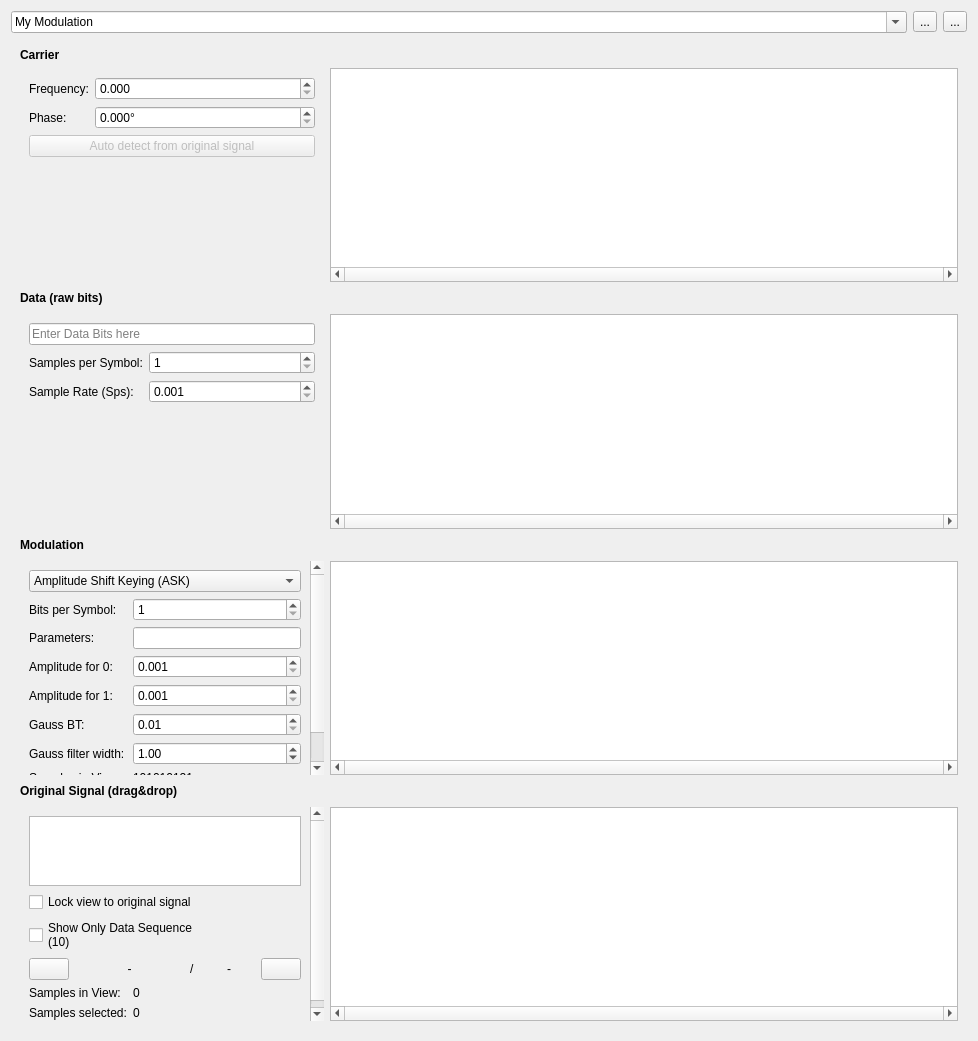
Qt form data/ui/modulation.ui (jopohl/urh) before a commit.
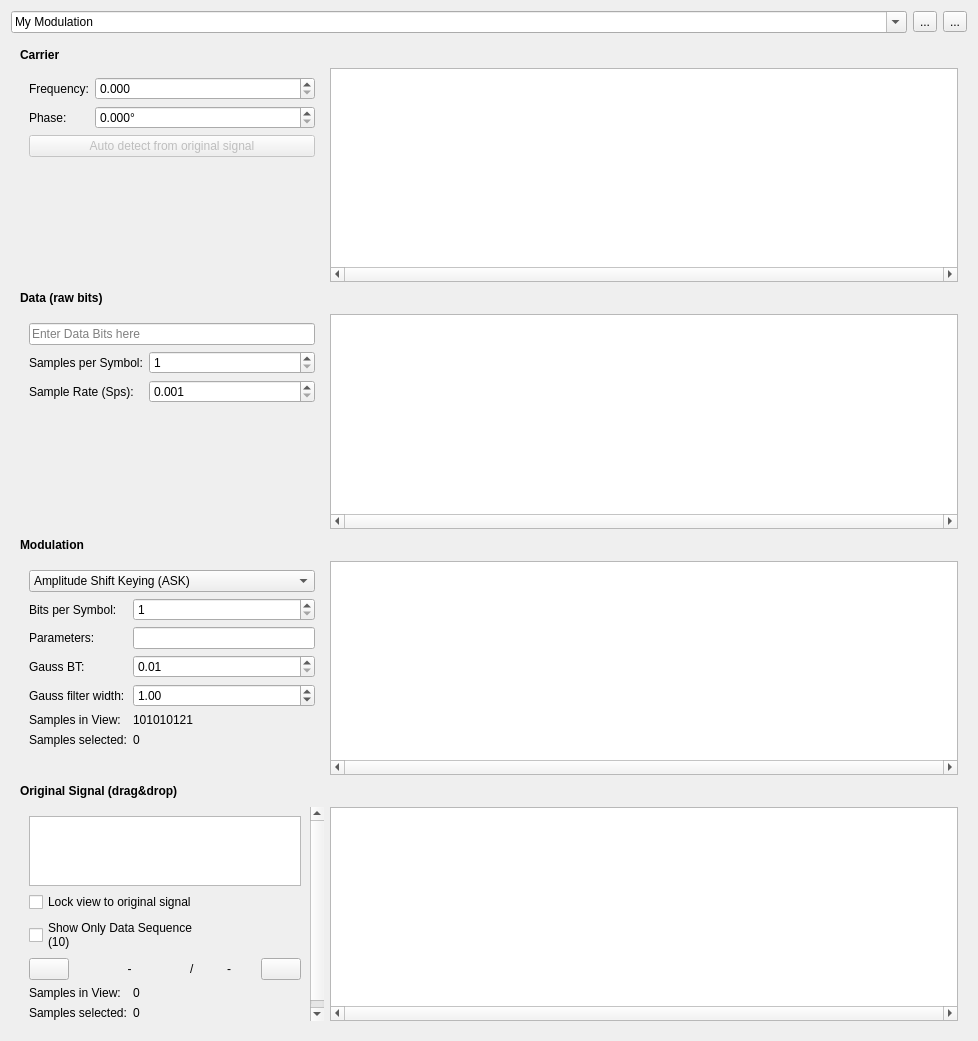
The same form after that commit. Icons and pictures are not drawn. Custom widgets are drawn as their Qt base class.

Diff of the .ui file:
```diff
--- a/data/ui/modulation.ui
+++ b/data/ui/modulation.ui
@@ -614,54 +614,33 @@
           <property name="geometry">
            <rect>
             <x>0</x>
-            <y>0</y>
+            <y>-40</y>
             <width>346</width>
-            <height>371</height>
+            <height>285</height>
            </rect>
           </property>
           <layout class="QGridLayout" name="gridLayout_3">
-           <item row="5" column="1">
-            <widget class="QDoubleSpinBox" name="spinBoxGaussBT">
-             <property name="minimum">
-              <double>0.010000000000000</double>
+           <item row="4" column="0">
+            <widget class="QLabel" name="lGaussWidth">
+             <property name="text">
+              <string>Gauss filter width:</string>
              </property>
-             <property name="maximum">
-              <double>0.990000000000000</double>
-             </property>
-             <property name="singleStep">
-              <double>0.010000000000000</double>
+            </widget>
+           </item>
+           <item row="3" column="0">
+            <widget class="QLabel" name="lGaussBT">
+             <property name="text">
+              <string>Gauss BT:</string>
              </property>
             </widget>
            </item>
            <item row="6" column="1">
-            <widget class="QDoubleSpinBox" name="spinBoxGaussFilterWidth">
-             <property name="minimum">
-              <double>0.010000000000000</double>
-             </property>
-             <property name="maximum">
-              <double>100.000000000000000</double>
-             </property>
-             <property name="singleStep">
-              <double>0.010000000000000</double>
-             </property>
-             <property name="value">
-              <double>1.000000000000000</double>
+            <widget class="QLabel" name="lModulatedSelectedSamples">
+             <property name="text">
+              <string>0</string>
              </property>
             </widget>
            </item>
-           <item row="9" column="0">
-            <spacer name="verticalSpacer_4">
-             <property name="orientation">
-              <enum>Qt::Vertical</enum>
-             </property>
-             <property name="sizeHint" stdset="0">
-              <size>
-               <width>20</width>
-               <height>40</height>
-              </size>
-             </property>
-            </spacer>
-           </item>
            <item row="1" column="0">
             <widget class="QLabel" name="labelBitsPerSymbol">
              <property name="text">
@@ -669,7 +648,7 @@
              </property>
             </widget>
            </item>
-           <item row="7" column="1">
+           <item row="5" column="1">
             <widget class="QLabel" name="lSamplesInViewModulated">
              <property name="sizePolicy">
               <sizepolicy hsizetype="Preferred" vsizetype="Maximum">
@@ -685,23 +664,43 @@
              </property>
             </widget>
            </item>
-           <item row="3" column="0">
-            <widget class="QLabel" name="lParameterfor0">
-             <property name="sizePolicy">
-              <sizepolicy hsizetype="Maximum" vsizetype="Preferred">
-               <horstretch>0</horstretch>
-               <verstretch>0</verstretch>
-              </sizepolicy>
-             </property>
-             <property name="text">
-              <string>Amplitude for 0:</string>
+           <item row="2" column="1">
+            <widget class="QLineEdit" name="lineEditParameters">
+             <property name="clearButtonEnabled">
+              <bool>false</bool>
              </property>
             </widget>
            </item>
            <item row="6" column="0">
-            <widget class="QLabel" name="lGaussWidth">
+            <widget class="QLabel" name="label_9">
              <property name="text">
-              <string>Gauss filter width:</string>
+              <string>Samples selected:</string>
+             </property>
+            </widget>
+           </item>
+           <item row="7" column="1">
+            <spacer name="verticalSpacer">
+             <property name="orientation">
+              <enum>Qt::Vertical</enum>
+             </property>
+             <property name="sizeHint" stdset="0">
+              <size>
+               <width>20</width>
+               <height>40</height>
+              </size>
+             </property>
+            </spacer>
+           </item>
+           <item row="5" column="0">
+            <widget class="QLabel" name="lSamplesInViewModulatedText">
+             <property name="sizePolicy">
+              <sizepolicy hsizetype="Maximum" vsizetype="Preferred">
+               <horstretch>0</horstretch>
+               <verstretch>0</verstretch>
+              </sizepolicy>
+             </property>
+             <property name="text">
+              <string>Samples in View:</string>
              </property>
             </widget>
            </item>
@@ -715,77 +714,41 @@
              </property>
             </widget>
            </item>
-           <item row="7" column="0">
-            <widget class="QLabel" name="lSamplesInViewModulatedText">
-             <property name="sizePolicy">
-              <sizepolicy hsizetype="Maximum" vsizetype="Preferred">
-               <horstretch>0</horstretch>
-               <verstretch>0</verstretch>
-              </sizepolicy>
-             </property>
+           <item row="2" column="0">
+            <widget class="QLabel" name="labelParameters">
              <property name="text">
-              <string>Samples in View:</string>
+              <string>Parameters:</string>
              </property>
             </widget>
            </item>
-           <item row="8" column="0">
-            <widget class="QLabel" name="label_9">
-             <property name="text">
-              <string>Samples selected:</string>
+           <item row="3" column="1">
+            <widget class="QDoubleSpinBox" name="spinBoxGaussBT">
+             <property name="minimum">
+              <double>0.010000000000000</double>
              </property>
-            </widget>
-           </item>
-           <item row="4" column="0">
-            <widget class="QLabel" name="lParameterfor1">
-             <property name="sizePolicy">
-              <sizepolicy hsizetype="Maximum" vsizetype="Preferred">
-               <horstretch>0</horstretch>
-               <verstretch>0</verstretch>
-              </sizepolicy>
+             <property name="maximum">
+              <double>0.990000000000000</double>
              </property>
-             <property name="text">
-              <string>Amplitude for 1:</string>
+             <property name="singleStep">
+              <double>0.010000000000000</double>
              </property>
             </widget>
            </item>
            <item row="4" column="1">
-            <widget class="KillerDoubleSpinBox" name="spinBoxParameter1">
-             <property name="sizePolicy">
-              <sizepolicy hsizetype="Preferred" vsizetype="Preferred">
-               <horstretch>0</horstretch>
-               <verstretch>0</verstretch>
-              </sizepolicy>
-             </property>
-             <property name="decimals">
-              <number>3</number>
-             </property>
+            <widget class="QDoubleSpinBox" name="spinBoxGaussFilterWidth">
              <property name="minimum">
-              <double>0.001000000000000</double>
+              <double>0.010000000000000</double>
              </property>
              <property name="maximum">
-              <double>999999999.990000009536743</double>
+              <double>100.000000000000000</double>
              </property>
-            </widget>
-           </item>
-           <item row="5" column="0">
-            <widget class="QLabel" name="lGaussBT">
-             <property name="text">
-              <string>Gauss BT:</string>
+             <property name="singleStep">
+              <double>0.010000000000000</double>
              </property>
-            </widget>
-           </item>
-           <item row="9" column="1">
-            <spacer name="verticalSpacer">
-             <property name="orientation">
-              <enum>Qt::Vertical</enum>
+             <property name="value">
+              <double>1.000000000000000</double>
              </property>
-             <property name="sizeHint" stdset="0">
-              <size>
-               <width>20</width>
-               <height>40</height>
-              </size>
-             </property>
-            </spacer>
+            </widget>
            </item>
            <item row="0" column="0" colspan="2">
             <widget class="QComboBox" name="comboBoxModulationType">
@@ -823,45 +786,18 @@
              </item>
             </widget>
            </item>
-           <item row="3" column="1">
-            <widget class="KillerDoubleSpinBox" name="spinBoxParameter0">
-             <property name="sizePolicy">
-              <sizepolicy hsizetype="Preferred" vsizetype="Fixed">
-               <horstretch>0</horstretch>
-               <verstretch>0</verstretch>
-              </sizepolicy>
+           <item row="7" column="0">
+            <spacer name="verticalSpacer_4">
+             <property name="orientation">
+              <enum>Qt::Vertical</enum>
              </property>
-             <property name="decimals">
-              <number>3</number>
+             <property name="sizeHint" stdset="0">
+              <size>
+               <width>20</width>
+               <height>40</height>
+              </size>
              </property>
-             <property name="minimum">
-              <double>0.001000000000000</double>
-             </property>
-             <property name="maximum">
-              <double>999999999.990000009536743</double>
-             </property>
-            </widget>
-           </item>
-           <item row="8" column="1">
-            <widget class="QLabel" name="lModulatedSelectedSamples">
-             <property name="text">
-              <string>0</string>
-             </property>
-            </widget>
-           </item>
-           <item row="2" column="0">
-            <widget class="QLabel" name="labelParameters">
-             <property name="text">
-              <string>Parameters:</string>
-             </property>
-            </widget>
-           </item>
-           <item row="2" column="1">
-            <widget class="QLineEdit" name="lineEditParameters">
-             <property name="clearButtonEnabled">
-              <bool>false</bool>
-             </property>
-            </widget>
+            </spacer>
            </item>
           </layout>
          </widget>
```
